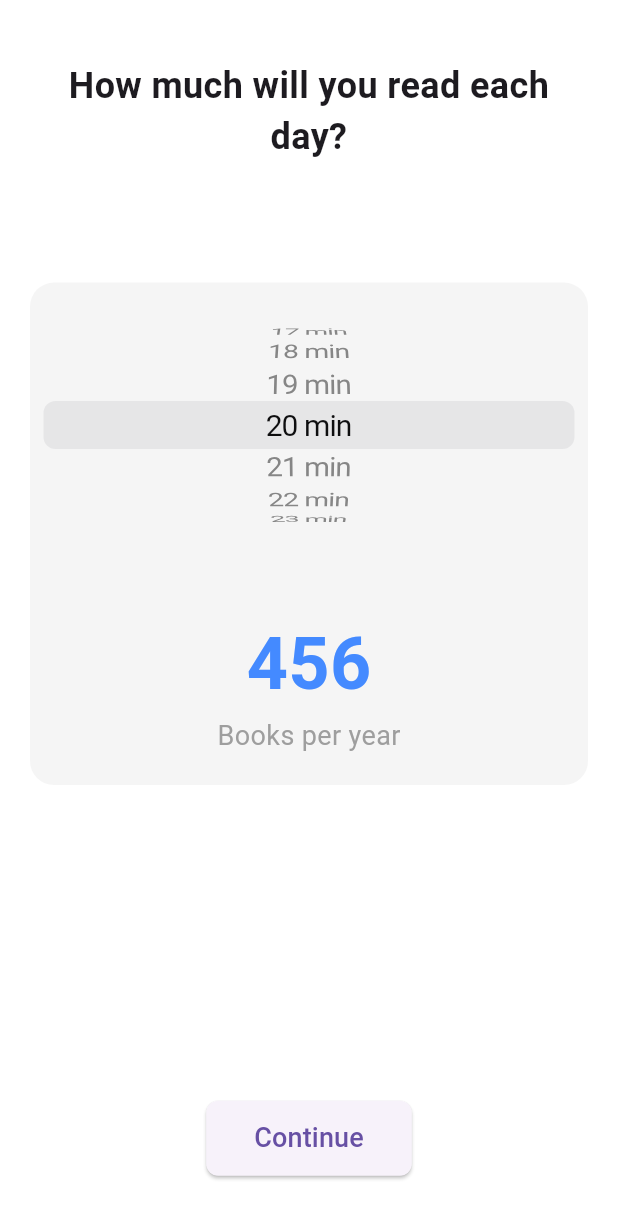
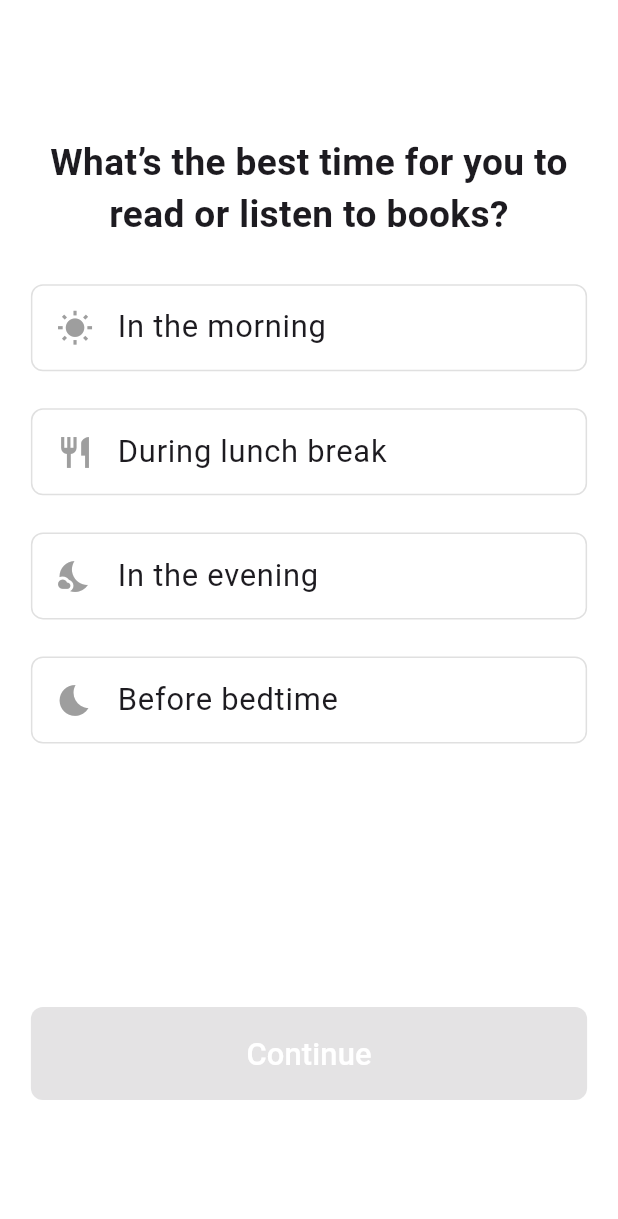
Before and after one commit to Umair-Amjad-Ali/Flutter, a Flutter app: the screen it shows after launch, on a phone screen of 412 x 824 dp. Shown: the top 1219 px of the screen. Run offline on Flutter 3.47's test engine with Material 3 defaults, Android fonts, the phone set to English and light mode, and no system bars.

Commit message:
new screens added

```diff
--- a/book_reading/lib/main.dart
+++ b/book_reading/lib/main.dart
@@ -1,4 +1,5 @@
 import 'package:book_reading/screens/welcome/date_picker_screen.dart';
+import 'package:book_reading/screens/welcome/time_selection_screen.dart';
 
 import 'package:flutter/material.dart';
 
@@ -15,6 +16,6 @@ class MyApp extends StatelessWidget {
     return MaterialApp(
         debugShowCheckedModeBanner: false,
         title: 'Flutter Demo',
-        home: DatePickerScreen());
+        home: TimeSelectionScreen());
   }
 }
--- a/book_reading/lib/screens/welcome/date_picker_screen.dart
+++ b/book_reading/lib/screens/welcome/date_picker_screen.dart
@@ -1,3 +1,4 @@
+import 'package:book_reading/widgets/custom_button.dart';
 import 'package:flutter/cupertino.dart';
 import 'package:flutter/material.dart';
 
@@ -14,7 +15,6 @@ class _DatePickerScreenState extends State<DatePickerScreen> {
   int booksPerYear = 456; // Based on the default value
 
   void updateBooksPerYear(int minutes) {
-    // Logic to calculate books per year (adjust as needed)
     setState(() {
       selectedMinutes = minutes;
       booksPerYear = (minutes * 456 ~/ 20); // Example formula
@@ -26,71 +26,88 @@ class _DatePickerScreenState extends State<DatePickerScreen> {
     return Scaffold(
       backgroundColor: Colors.white,
       body: SafeArea(
-        child: Padding(
-          padding: const EdgeInsets.symmetric(horizontal: 20),
+        child: LayoutBuilder(
+          builder: (context, constraints) {
+            final screenHeight = constraints.maxHeight;
+            final screenWidth = constraints.maxWidth;
+
+            return Padding(
+              padding: EdgeInsets.symmetric(horizontal: screenWidth * 0.05),
               child: Column(
                 mainAxisAlignment: MainAxisAlignment.spaceAround,
                 children: [
                   // Title text
-              Text(
+                  Padding(
+                    padding: EdgeInsets.only(top: screenHeight * 0.05),
+                    child: Text(
                       "How much will you read each day?",
                       style: TextStyle(
-                  fontSize: 24,
+                        fontSize: screenHeight * 0.03,
                         fontWeight: FontWeight.bold,
                       ),
                       textAlign: TextAlign.center,
                     ),
+                  ),
 
                   // Container for Date Picker and Books Per Year
                   Container(
-                padding: const EdgeInsets.symmetric(vertical: 20),
-                decoration: BoxDecoration(
-                  color: Colors.grey[100], // Background color for emphasis
-                  borderRadius: BorderRadius.circular(16),
-                ),
+                    padding:
+                        EdgeInsets.symmetric(vertical: screenHeight * 0.03),
                     child: Column(
                       mainAxisSize: MainAxisSize.min,
                       children: [
                         // Cupertino Picker for minutes
                         SizedBox(
-                      height: 150,
+                          height: screenHeight * 0.25,
                           child: CupertinoPicker(
                             scrollController: FixedExtentScrollController(
                                 initialItem: selectedMinutes - 1),
-                        itemExtent: 32.0,
+                            itemExtent: screenHeight * 0.04,
                             onSelectedItemChanged: (index) {
-                          int minutes =
-                              index + 1; // Offset by 1 for 1-based index
+                              int minutes = index + 1; // Offset by 1
                               updateBooksPerYear(minutes);
                             },
                             children: List<Widget>.generate(60, (index) {
                               return Center(
                                 child: Text(
                                   "${index + 1} min",
-                              style: TextStyle(fontSize: 20),
+                                  style:
+                                      TextStyle(fontSize: screenHeight * 0.03),
                                 ),
                               );
                             }),
                           ),
                         ),
 
-                    // Spacer between Picker and Books Per Year display
-                    SizedBox(height: 50),
-
                         // Books per year display
+                        SizedBox(height: screenHeight * 0.03), // Spacer
                         Column(
                           children: [
-                        Text(
+                            Container(
+                              padding: EdgeInsets.symmetric(
+                                horizontal: screenWidth * 0.05,
+                              ),
+                              decoration: BoxDecoration(
+                                color: const Color.fromARGB(255, 226, 226, 226),
+                                borderRadius: BorderRadius.circular(10),
+                              ),
+                              child: Text(
                                 "$booksPerYear",
                                 style: TextStyle(
-                            fontSize: 48,
+                                    fontSize: screenHeight * 0.04,
                                     fontWeight: FontWeight.bold,
-                            color: Colors.blueAccent,
+                                    color: Colors.black),
                               ),
+                            ),
+                            SizedBox(
+                              height: screenHeight * 0.01,
                             ),
                             Text(
                               "Books per year",
-                          style: TextStyle(fontSize: 18, color: Colors.grey),
+                              style: TextStyle(
+                                fontSize: screenHeight * 0.02,
+                                color: Colors.grey,
+                              ),
                             ),
                           ],
                         ),
@@ -98,30 +115,25 @@ class _DatePickerScreenState extends State<DatePickerScreen> {
                     ),
                   ),
 
-              // Spacer to add space above the button
-              SizedBox(height: 50),
-
-              // Continue button
-              ElevatedButton(
+                  // Custom button with larger spacing
+                  Padding(
+                    padding: EdgeInsets.only(top: screenHeight * 0.05),
+                    child: CustomButton(
                       onPressed: () {
-                  // Action for the Continue button
                         print("Selected Minutes: $selectedMinutes");
                         print("Books per Year: $booksPerYear");
                       },
-                style: ElevatedButton.styleFrom(
-                  padding:
-                      EdgeInsets.symmetric(vertical: 12.0, horizontal: 32.0),
-                  shape: RoundedRectangleBorder(
-                    borderRadius: BorderRadius.circular(8.0),
-                  ),
-                ),
-                child: Text(
-                  "Continue",
-                  style: TextStyle(fontSize: 18),
+                      label: "Continue",
+                      backgroundColor: Colors.black,
+                      textColor: Colors.white,
+                      screenWidth: screenWidth,
+                      screenHeight: screenHeight,
                     ),
                   ),
                 ],
               ),
+            );
+          },
         ),
       ),
     );
--- /dev/null
+++ b/book_reading/lib/screens/welcome/time_selection_screen.dart
@@ -0,0 +1,160 @@
+import 'package:flutter/material.dart';
+
+class TimeSelectionScreen extends StatefulWidget {
+  const TimeSelectionScreen({super.key});
+
+  @override
+  // ignore: library_private_types_in_public_api
+  _TimeSelectionScreenState createState() => _TimeSelectionScreenState();
+}
+
+class _TimeSelectionScreenState extends State<TimeSelectionScreen> {
+  String selectedTime = ""; // Variable to store the selected option
+
+  @override
+  Widget build(BuildContext context) {
+    return Scaffold(
+      backgroundColor: Colors.white,
+      body: SafeArea(
+        child: LayoutBuilder(
+          builder: (context, constraints) {
+            final screenHeight = constraints.maxHeight;
+            final screenWidth = constraints.maxWidth;
+
+            return Padding(
+              padding: EdgeInsets.symmetric(
+                  horizontal: screenWidth * 0.05,
+                  vertical: screenHeight * 0.08),
+              child: Column(
+                crossAxisAlignment: CrossAxisAlignment.start,
+                children: [
+                  // Title Text
+                  Padding(
+                    padding: EdgeInsets.only(
+                      top: screenHeight * 0.03,
+                      bottom: screenHeight * 0.02,
+                    ),
+                    child: Text(
+                      "What’s the best time for you to read or listen to books?",
+                      style: TextStyle(
+                        fontSize: screenHeight * 0.03,
+                        fontWeight: FontWeight.bold,
+                      ),
+                      textAlign: TextAlign.center,
+                    ),
+                  ),
+
+                  // Options List
+                  Expanded(
+                    child: ListView(
+                      children: [
+                        buildOption(
+                          "In the morning",
+                          Icons.wb_sunny,
+                          "morning",
+                          screenHeight,
+                        ),
+                        buildOption(
+                          "During lunch break",
+                          Icons.restaurant,
+                          "lunch_break",
+                          screenHeight,
+                        ),
+                        buildOption(
+                          "In the evening",
+                          Icons.nights_stay,
+                          "evening",
+                          screenHeight,
+                        ),
+                        buildOption(
+                          "Before bedtime",
+                          Icons.bedtime,
+                          "bedtime",
+                          screenHeight,
+                        ),
+                      ],
+                    ),
+                  ),
+
+                  // Continue Button
+                  Padding(
+                    padding: EdgeInsets.only(bottom: screenHeight * 0.03),
+                    child: SizedBox(
+                      width: double.infinity,
+                      child: ElevatedButton(
+                        onPressed: selectedTime.isEmpty
+                            ? null
+                            : () {
+                                // Handle button press
+                                print("Selected Time: $selectedTime");
+                              },
+                        style: ElevatedButton.styleFrom(
+                          padding: EdgeInsets.symmetric(
+                            vertical: screenHeight * 0.02,
+                          ),
+                          backgroundColor:
+                              selectedTime.isEmpty ? Colors.grey : Colors.black,
+                          shape: RoundedRectangleBorder(
+                            borderRadius: BorderRadius.circular(8.0),
+                          ),
+                        ),
+                        child: Text(
+                          "Continue",
+                          style: TextStyle(
+                            fontSize: screenHeight * 0.025,
+                            color: Colors.white,
+                          ),
+                        ),
+                      ),
+                    ),
+                  ),
+                ],
+              ),
+            );
+          },
+        ),
+      ),
+    );
+  }
+
+  // Function to build each option
+  Widget buildOption(
+    String title,
+    IconData icon,
+    String value,
+    double screenHeight,
+  ) {
+    return GestureDetector(
+      onTap: () {
+        setState(() {
+          selectedTime = value;
+        });
+      },
+      child: Container(
+        margin: EdgeInsets.symmetric(vertical: screenHeight * 0.015),
+        decoration: BoxDecoration(
+          border: Border.all(
+            color: selectedTime == value ? Colors.black : Colors.grey.shade300,
+          ),
+          borderRadius: BorderRadius.circular(8.0),
+          color: selectedTime == value ? Colors.grey.shade100 : Colors.white,
+        ),
+        child: ListTile(
+          leading: Icon(
+            icon,
+            size: screenHeight * 0.03,
+            color: selectedTime == value ? Colors.black : Colors.grey,
+          ),
+          title: Text(
+            title,
+            style: TextStyle(
+              fontSize: screenHeight * 0.025,
+              fontWeight:
+                  selectedTime == value ? FontWeight.bold : FontWeight.normal,
+            ),
+          ),
+        ),
+      ),
+    );
+  }
+}
```
Lines whose indentation alone changed are shown as unchanged.
